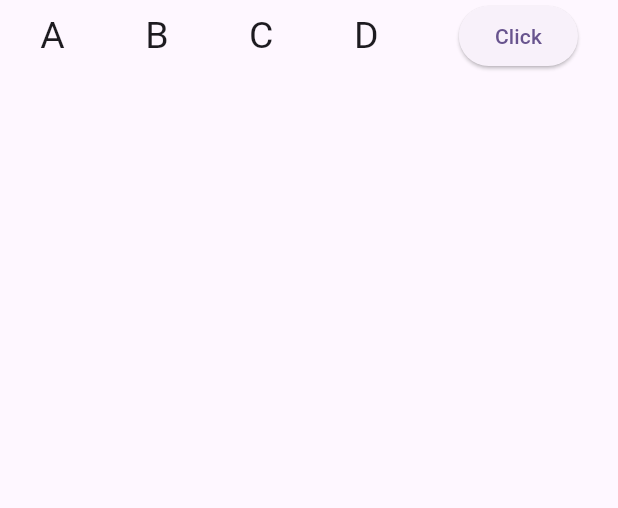
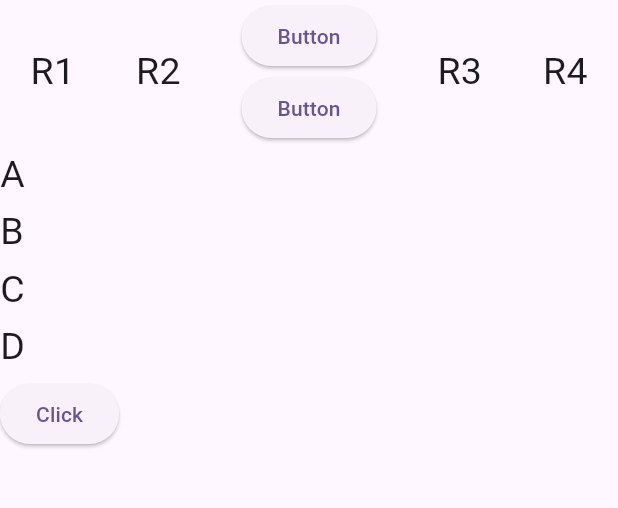
Before and after one commit to AkashBelekar2428/rows_coloums_flutter, a Flutter app: the screen it shows after launch, on a phone screen of 412 x 824 dp, the part 84-592 px from its top. Run offline on Flutter 3.47's test engine with Material 2 defaults, Android fonts, the phone set to English and light mode, and no system bars.

Commit message:
Using mainAxisAlignment and crossAxisAlignment

```diff
--- a/lib/main.dart
+++ b/lib/main.dart
@@ -51,9 +51,37 @@ class _MyHomePageState extends State<MyHomePage> {
         // the App.build method, and use it to set our appbar title.
         title: Text(widget.title),
       ),
-      body: Row(
+      body: Container(
+        height: 300,
+
+        child: Column(
+          mainAxisAlignment: MainAxisAlignment.spaceBetween,
+          crossAxisAlignment: CrossAxisAlignment.start,
+          children: <Widget> [
+            Row(
               mainAxisAlignment: MainAxisAlignment.spaceAround,
-        children: <Widget> [
+              children: [
+                Text("R1",style: TextStyle(fontSize: 25),),
+                Text("R2",style: TextStyle(fontSize: 25),),
+
+                Column(
+                  mainAxisAlignment: MainAxisAlignment.spaceAround,
+                  crossAxisAlignment: CrossAxisAlignment.center,
+                  children: [
+                    ElevatedButton(onPressed: (){
+
+                    }, child: Text("Button")),
+                    ElevatedButton(onPressed: (){
+
+                    }, child: Text("Button")),
+                  ],
+
+                ),
+
+                Text("R3",style: TextStyle(fontSize: 25),),
+                Text("R4",style: TextStyle(fontSize: 25),),
+              ],
+            ),
                 Text("A",style: TextStyle(fontSize: 25),),
                 Text("B",style: TextStyle(fontSize: 25),),
                 Text("C",style: TextStyle(fontSize: 25),),
@@ -63,6 +91,7 @@ class _MyHomePageState extends State<MyHomePage> {
                 },child: Text('Click')
                 )
                ],
+            ),
       )
       );
   }
```
Lines whose indentation alone changed are shown as unchanged.
